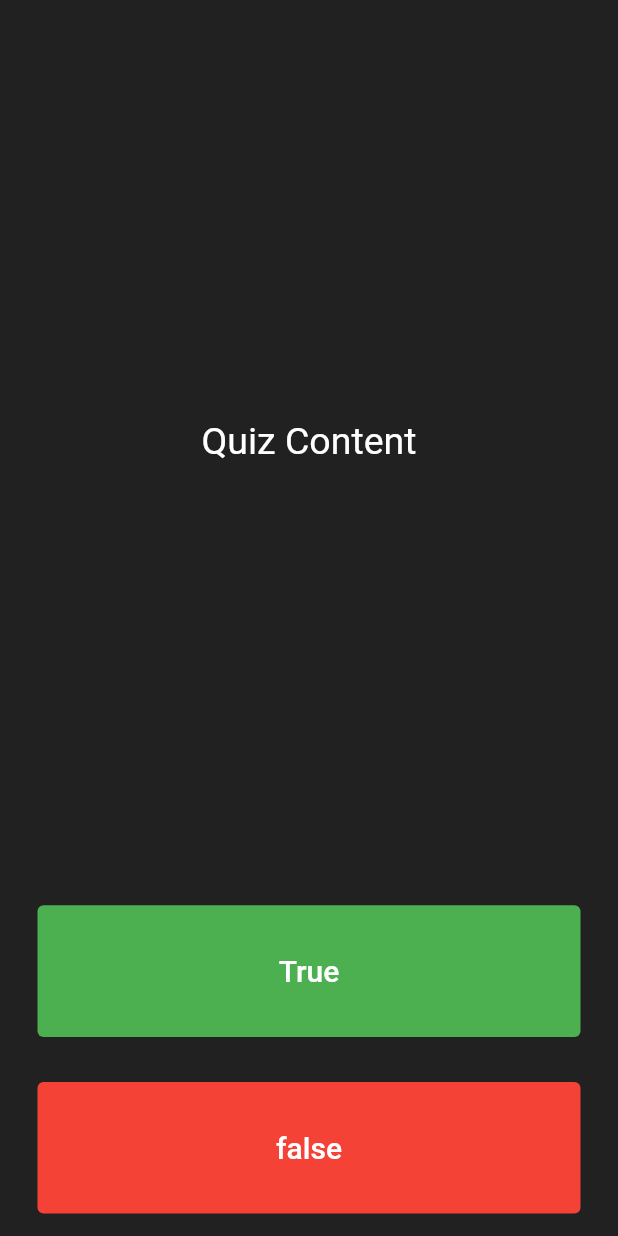
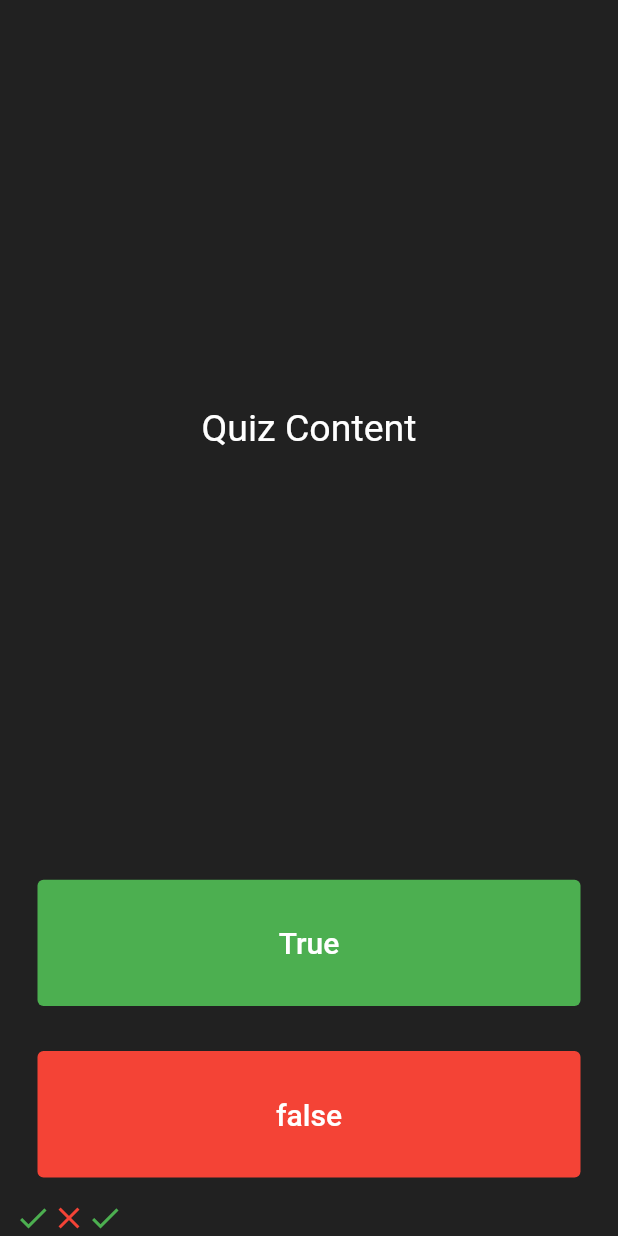
Before and after one commit to ikemous/learning-flutter, a Flutter app: the screen it shows after launch, after a tap on "True", on a phone screen of 412 x 824 dp. Run offline on Flutter 3.47's test engine with Material 2 defaults, Android fonts, the phone set to English and light mode, and no system bars; our stand-ins replace audioplayers.

Commit message:
added score keeper

```diff
--- a/quiz/lib/main.dart
+++ b/quiz/lib/main.dart
@@ -30,6 +30,17 @@ class QuizPage extends StatefulWidget {
 }
 
 class _QuizPageState extends State<QuizPage> {
+  static Icon checkIcon = const Icon(
+    Icons.check,
+    color: Colors.green,
+  );
+
+  static Icon closeIcon = const Icon(
+    Icons.close,
+    color: Colors.red,
+  );
+  List<Icon> scoreKeeper = [checkIcon, closeIcon];
+
   @override
   Widget build(BuildContext context) {
     return Column(
@@ -55,7 +66,6 @@ class _QuizPageState extends State<QuizPage> {
               style: TextButton.styleFrom(
                 backgroundColor: Colors.green,
               ),
-              onPressed: () {},
               child: const Text(
                 "True",
                 style: TextStyle(
@@ -63,6 +73,11 @@ class _QuizPageState extends State<QuizPage> {
                   fontSize: 20.0,
                 ),
               ),
+              onPressed: () {
+                setState(() {
+                  scoreKeeper.add(checkIcon);
+                });
+              },
             ),
           ),
         ),
@@ -75,10 +90,16 @@ class _QuizPageState extends State<QuizPage> {
                 "false",
                 style: TextStyle(color: Colors.white, fontSize: 20.0),
               ),
-              onPressed: () {},
+              onPressed: () => setState(() {
+                scoreKeeper.add(closeIcon);
+              }),
             ),
           ),
-        )
+        ),
+        Row(
+          children: scoreKeeper,
+        ),
+        // TODO: OTHER STUFF
       ],
     );
   }
```
